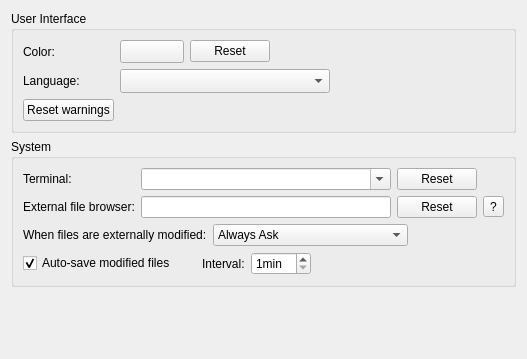
This is src/plugins/coreplugin/generalsettings.ui in Norman0406/LISA as Qt 5 draws it before an edit. The edited form follows.
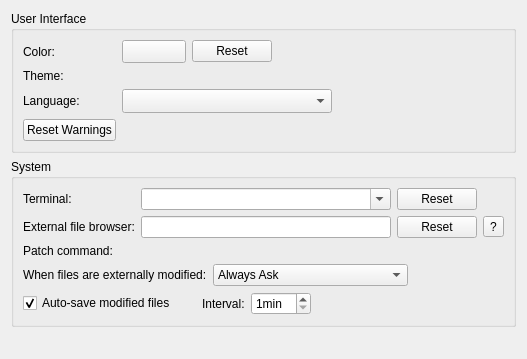
This is the edited form. Icons and pictures are not drawn. Custom widgets are drawn as their Qt base class.

The edit to the form file:
```diff
--- a/src/plugins/coreplugin/generalsettings.ui
+++ b/src/plugins/coreplugin/generalsettings.ui
@@ -73,6 +73,16 @@
         </item>
        </layout>
       </item>
+      <item row="1" column="0">
+       <widget class="QLabel" name="themeLabel">
+        <property name="text">
+         <string>Theme:</string>
+        </property>
+       </widget>
+      </item>
+      <item row="1" column="1">
+       <widget class="Core::Internal::ThemeSettingsWidget" name="themeWidget" native="true"/>
+      </item>
       <item row="2" column="0">
        <widget class="QLabel" name="languageLabel">
         <property name="text">
@@ -113,7 +123,7 @@
          <string>Re-enable all warnings which were suppressed using &quot;Don't show again&quot; button (e.g. missing highlighter).</string>
         </property>
         <property name="text">
-         <string comment="Button text">Reset warnings</string>
+         <string comment="Button text">Reset Warnings</string>
         </property>
        </widget>
       </item>
@@ -181,7 +191,17 @@
         </property>
        </widget>
       </item>
-      <item row="2" column="0" colspan="4">
+      <item row="2" column="0">
+       <widget class="QLabel" name="patchCommandLabel">
+        <property name="text">
+         <string>Patch command:</string>
+        </property>
+       </widget>
+      </item>
+      <item row="2" column="1" colspan="2">
+       <widget class="Utils::PathChooser" name="patchChooser" native="true"/>
+      </item>
+      <item row="3" column="0" colspan="4">
        <layout class="QHBoxLayout" name="horizontalLayout_2">
         <item>
          <widget class="QLabel" name="modifiedLabel">
@@ -227,7 +247,7 @@
         </item>
        </layout>
       </item>
-      <item row="3" column="0" colspan="4">
+      <item row="4" column="0" colspan="4">
        <layout class="QHBoxLayout" name="horizontalLayout_5">
         <item>
          <widget class="QCheckBox" name="autoSaveCheckBox">
@@ -314,6 +334,22 @@
    <extends>QToolButton</extends>
    <header location="global">utils/qtcolorbutton.h</header>
   </customwidget>
+  <customwidget>
+   <class>Utils::PathChooser</class>
+   <extends>QWidget</extends>
+   <header location="global">utils/pathchooser.h</header>
+   <container>1</container>
+   <slots>
+    <signal>editingFinished()</signal>
+    <signal>browsingFinished()</signal>
+   </slots>
+  </customwidget>
+  <customwidget>
+   <class>Core::Internal::ThemeSettingsWidget</class>
+   <extends>QWidget</extends>
+   <header location="global">coreplugin/themesettingswidget.h</header>
+   <container>1</container>
+  </customwidget>
  </customwidgets>
  <resources>
   <include location="core.qrc"/>
```
Left out of the diff: 4 changed lines with no effect on the pictures.
